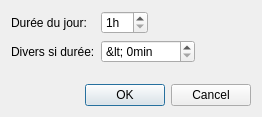
Qt form src/pbregisteractivity/ui/ui_prefs.ui (ppoilbarbe/PBRegisterActivity) before a commit.
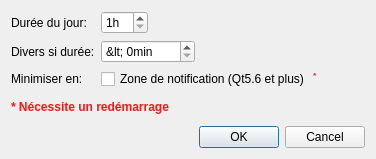
The same form after that commit. Icons and pictures are not drawn.

Commit message: Réintroduction de l'icône dans la zone de notification

Diff of the .ui file:
```diff
--- a/src/pbregisteractivity/ui/ui_prefs.ui
+++ b/src/pbregisteractivity/ui/ui_prefs.ui
@@ -6,8 +6,8 @@
    <rect>
     <x>0</x>
     <y>0</y>
-    <width>262</width>
-    <height>117</height>
+    <width>376</width>
+    <height>159</height>
    </rect>
   </property>
   <property name="windowTitle">
@@ -105,8 +105,56 @@
        </item>
       </layout>
      </item>
+     <item row="2" column="0">
+      <widget class="QLabel" name="lblMinimizeTo">
+       <property name="text">
+        <string>Minimiser en:</string>
+       </property>
+      </widget>
+     </item>
+     <item row="2" column="1">
+      <layout class="QHBoxLayout" name="layoutMinimizeTo">
+       <property name="spacing">
+        <number>3</number>
+       </property>
+       <item>
+        <widget class="QCheckBox" name="cbToTray">
+         <property name="text">
+          <string>Zone de notification (Qt5.6 et plus)</string>
+         </property>
+        </widget>
+       </item>
+       <item>
+        <widget class="QLabel" name="lblReload1">
+         <property name="text">
+          <string>&lt;html&gt;&lt;head/&gt;&lt;body&gt;&lt;p&gt;&lt;span style=&quot; font-weight:600; color:#ff1414; vertical-align:super;&quot;&gt;*&lt;/span&gt;&lt;/p&gt;&lt;/body&gt;&lt;/html&gt;</string>
+         </property>
+        </widget>
+       </item>
+       <item>
+        <spacer name="horizontalSpacer">
+         <property name="orientation">
+          <enum>Qt::Horizontal</enum>
+         </property>
+         <property name="sizeHint" stdset="0">
+          <size>
+           <width>40</width>
+           <height>20</height>
+          </size>
+         </property>
+        </spacer>
+       </item>
+      </layout>
+     </item>
     </layout>
    </item>
+   <item>
+    <widget class="QLabel" name="lblReload">
+     <property name="text">
+      <string>&lt;html&gt;&lt;head/&gt;&lt;body&gt;&lt;p&gt;&lt;span style=&quot; font-weight:600; color:#ff1414;&quot;&gt;* Nécessite un redémarrage&lt;/span&gt;&lt;/p&gt;&lt;/body&gt;&lt;/html&gt;</string>
+     </property>
+    </widget>
+   </item>
    <item>
     <widget class="QDialogButtonBox" name="buttonBox">
      <property name="orientation">
```
Left out of the diff: 14 changed lines with no effect on the pictures. The commit also changes 5 other files.
